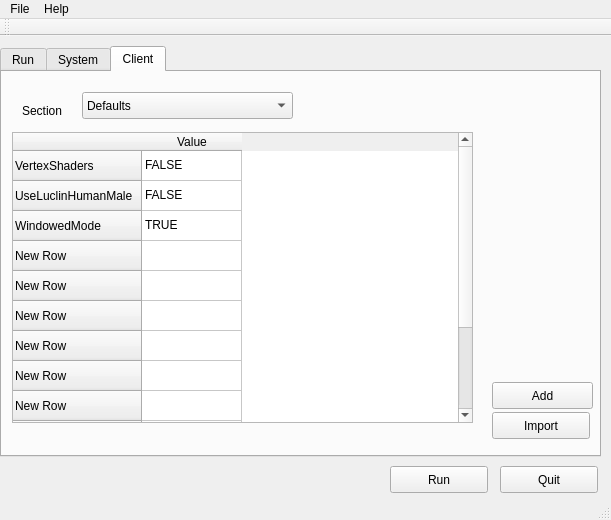
The window that qEQEcl.ui (kai4785/qEQEcl) describes before a commit, drawn with Qt 5.
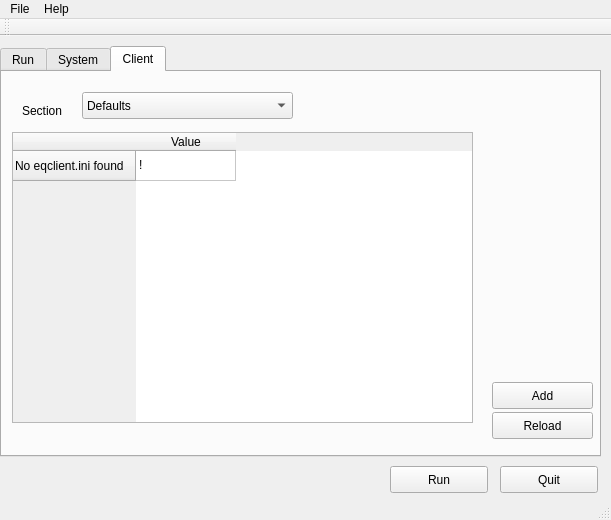
The same window after the commit. The open tabs and pages were chosen to show the change.

Patch:
```diff
--- a/qEQEcl.ui
+++ b/qEQEcl.ui
@@ -235,74 +235,14 @@
        </rect>
       </property>
       <property name="rowCount">
-       <number>13</number>
+       <number>1</number>
       </property>
       <property name="columnCount">
        <number>1</number>
       </property>
       <row>
        <property name="text">
-        <string>VertexShaders</string>
-       </property>
-      </row>
-      <row>
-       <property name="text">
-        <string>UseLuclinHumanMale</string>
-       </property>
-      </row>
-      <row>
-       <property name="text">
-        <string>WindowedMode</string>
-       </property>
-      </row>
-      <row>
-       <property name="text">
-        <string>New Row</string>
-       </property>
-      </row>
-      <row>
-       <property name="text">
-        <string>New Row</string>
-       </property>
-      </row>
-      <row>
-       <property name="text">
-        <string>New Row</string>
-       </property>
-      </row>
-      <row>
-       <property name="text">
-        <string>New Row</string>
-       </property>
-      </row>
-      <row>
-       <property name="text">
-        <string>New Row</string>
-       </property>
-      </row>
-      <row>
-       <property name="text">
-        <string>New Row</string>
-       </property>
-      </row>
-      <row>
-       <property name="text">
-        <string>New Row</string>
-       </property>
-      </row>
-      <row>
-       <property name="text">
-        <string>New Row</string>
-       </property>
-      </row>
-      <row>
-       <property name="text">
-        <string>New Row</string>
-       </property>
-      </row>
-      <row>
-       <property name="text">
-        <string>New Row</string>
+        <string>No eqclient.ini found</string>
        </property>
       </row>
       <column>
@@ -312,17 +252,7 @@
       </column>
       <item row="0" column="0">
        <property name="text">
-        <string>FALSE</string>
-       </property>
-      </item>
-      <item row="1" column="0">
-       <property name="text">
-        <string>FALSE</string>
-       </property>
-      </item>
-      <item row="2" column="0">
-       <property name="text">
-        <string>TRUE</string>
+        <string>!</string>
        </property>
       </item>
      </widget>
@@ -331,12 +261,12 @@
        <rect>
         <x>490</x>
         <y>340</y>
-        <width>98</width>
+        <width>101</width>
         <height>27</height>
        </rect>
       </property>
       <property name="text">
-       <string>Import</string>
+       <string>Reload</string>
       </property>
      </widget>
      <widget class="QPushButton" name="add_ini_values_btn">
```
Left out of the diff: 45 changed lines with no effect on the pictures.
